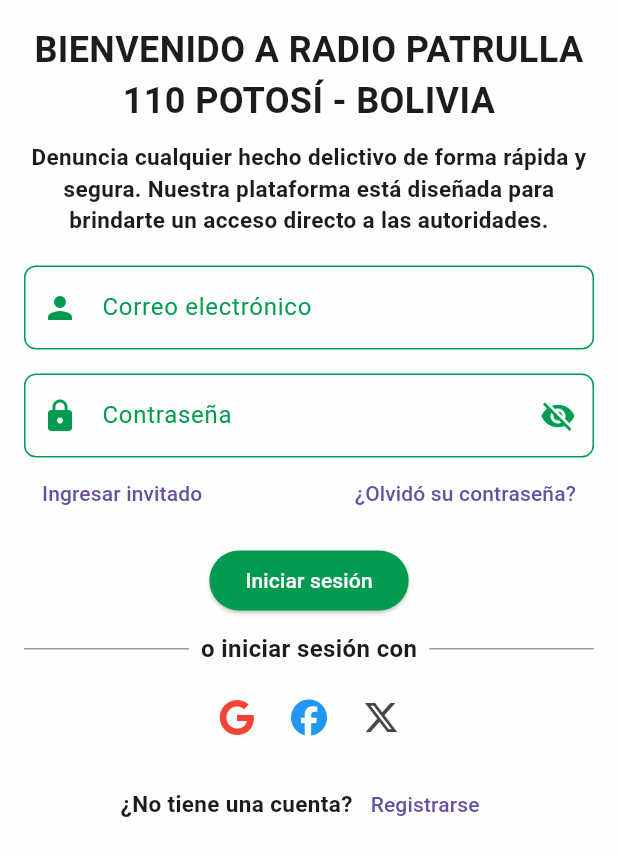
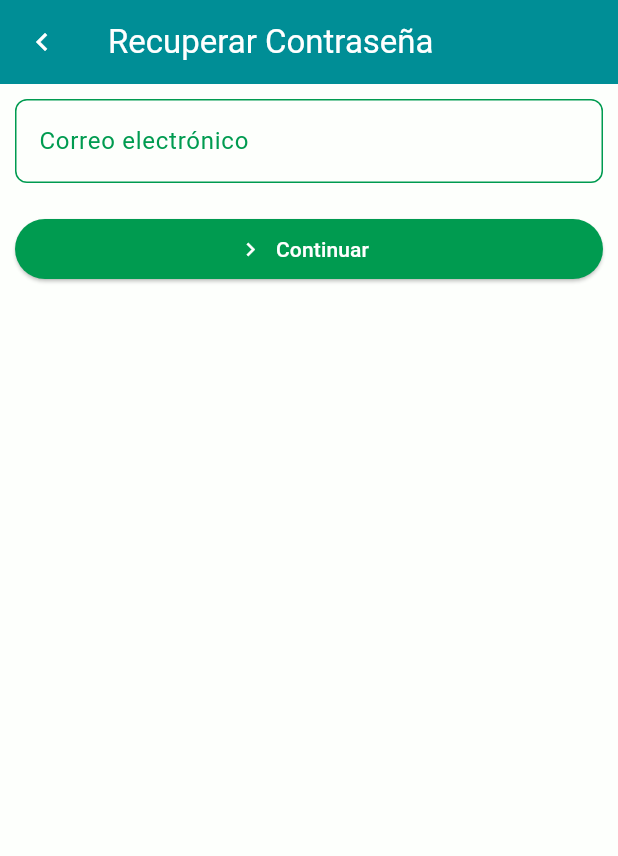
Before and after one commit to santosjared/app, a Flutter app: the screen it shows after launch, after a tap on "¿Olvidó su contraseña?", on a phone screen of 412 x 824 dp. Shown: the top 856 px of the screen. Run offline on Flutter 3.47's test engine with Material 3 defaults, Android fonts, the phone set to English and light mode, and no system bars; our stand-ins replace firebase_auth, firebase_core, flutter_dotenv, flutter_secure_storage, font_awesome_flutter, google_sign_in; missing offline and left inert: flutter_facebook_auth; accounts and stored records are empty; network calls fail.

```diff
--- a/lib/models/register_user.dart
+++ b/lib/models/register_user.dart
@@ -2,16 +2,12 @@ class RegisterUser {
   final String name;
   final String lastName;
   final String email;
-  final String ci;
   final String phone;
-  final String contry;
   final String password;
 
   RegisterUser({
     required this.name,
     required this.lastName,
-    required this.ci,
-    required this.contry,
     required this.email,
     required this.phone,
     required this.password,
--- a/lib/screens/login_screen.dart
+++ b/lib/screens/login_screen.dart
@@ -1,8 +1,10 @@
 import 'package:app/screens/dashboard_screen.dart';
+import 'package:app/screens/send_to_email_screen.dart';
 import 'package:app/services/facebook_auth_service.dart';
 import 'package:app/services/google_auth_service.dart';
 // import 'package:app/services/twitter_auth_service.dart';
 import 'package:app/widgets/custom_divider.dart';
+import 'package:app/widgets/sample_card.dart';
 import 'package:flutter/material.dart';
 import 'package:font_awesome_flutter/font_awesome_flutter.dart';
 import '../models/login.dart';
@@ -118,7 +120,7 @@ class _LoginScreenState extends State<LoginScreen> {
                       175,
                       // ignore: deprecated_member_use
                     ).withOpacity(0.6),
-                    child: _SampleCard(
+                    child: SampleCard(
                       cardName: 'Correo electrónico o contraseña es incorrecto',
                     ),
                   ),
@@ -173,7 +175,14 @@ class _LoginScreenState extends State<LoginScreen> {
                       child: const Text('Ingresar invitado'),
                     ),
                     TextButton(
-                      onPressed: () {},
+                      onPressed: () {
+                        Navigator.pushReplacement(
+                          context,
+                          MaterialPageRoute(
+                            builder: (context) => const SendToEmailScreen(),
+                          ),
+                        );
+                      },
                       child: const Text('¿Olvidó su contraseña?'),
                     ),
                   ],
@@ -248,24 +257,3 @@ class _LoginScreenState extends State<LoginScreen> {
 
   sendTokenToBackend(String token) {}
 }
-
-class _SampleCard extends StatelessWidget {
-  const _SampleCard({required this.cardName});
-  final String cardName;
-
-  @override
-  Widget build(BuildContext context) {
-    return SizedBox(
-      height: 90,
-      child: Center(
-        child: Text(
-          cardName,
-          style: TextStyle(
-            color: const Color.fromARGB(255, 225, 0, 0),
-            fontWeight: FontWeight.bold,
-          ),
-        ),
-      ),
-    );
-  }
-}
--- /dev/null
+++ b/lib/screens/send_to_email_screen.dart
@@ -0,0 +1,94 @@
+import 'package:app/screens/send_to_code_screen.dart';
+import 'package:app/services/send_email_service.dart';
+import 'package:app/widgets/custom_appbar.dart';
+import 'package:app/widgets/sample_card.dart';
+import 'package:flutter/material.dart';
+
+class SendToEmailScreen extends StatefulWidget {
+  const SendToEmailScreen({super.key});
+  @override
+  _SendToEmail createState() => _SendToEmail();
+}
+
+class _SendToEmail extends State<SendToEmailScreen> {
+  final TextEditingController emailController = TextEditingController();
+  final SendEmailService sendEmailService = SendEmailService();
+
+  bool isLoading = false;
+  bool isError = false;
+  void _sendEmail() async {
+    setState(() {
+      isLoading = true;
+      isError = false;
+    });
+
+    bool success = await sendEmailService.verifayEmail(emailController.text);
+
+    setState(() {
+      isLoading = false;
+    });
+    if (success) {
+      Navigator.pushReplacement(
+        context,
+        MaterialPageRoute(
+          builder:
+              (context) =>
+                  const SendToCodeScreen(email: 'santosjared221234@gmail.com'),
+        ),
+      );
+    } else {
+      isError = true;
+    }
+  }
+
+  @override
+  Widget build(BuildContext context) {
+    return Scaffold(
+      appBar: CustomAppbar(title: 'Recuperar Contraseña', path: '/login'),
+      body: Padding(
+        padding: EdgeInsets.all(10.0),
+        child: Column(
+          children: [
+            if (isError)
+              Card.filled(
+                color: const Color.fromARGB(
+                  255,
+                  254,
+                  175,
+                  175,
+                ).withOpacity(0.6),
+                child: SampleCard(cardName: 'Correo electrónico no registrado'),
+              ),
+            if (isError) const SizedBox(height: 10),
+            TextField(
+              controller: emailController,
+              decoration: InputDecoration(
+                labelText: 'Correo electrónico',
+                enabledBorder:
+                    isError
+                        ? OutlineInputBorder(
+                          borderSide: BorderSide(color: Colors.redAccent),
+                        )
+                        : null,
+              ),
+            ),
+            SizedBox(height: 20),
+            isLoading
+                ? Center(child: const CircularProgressIndicator())
+                : Row(
+                  children: [
+                    Expanded(
+                      child: ElevatedButton.icon(
+                        onPressed: _sendEmail,
+                        icon: Icon(Icons.navigate_next),
+                        label: Text('Continuar'),
+                      ),
+                    ),
+                  ],
+                ),
+          ],
+        ),
+      ),
+    );
+  }
+}
--- a/lib/services/auth_service.dart
+++ b/lib/services/auth_service.dart
@@ -24,7 +24,7 @@ class AuthService {
       print('Response status: ${response.statusCode}');
       print('Response body: ${response.body}');
 
-      // Verificar el código de estado HTTP
+      await Future.delayed(Duration(seconds: 2));
       if (response.statusCode == HttpCode.OK) {
         print('Conexión exitosa');
         return true;
--- a/lib/services/register_user_service.dart
+++ b/lib/services/register_user_service.dart
@@ -6,15 +6,13 @@ import 'package:http/http.dart' as http;
 class RegisterUserService {
   Future<bool> register(RegisterUser user) async {
     try {
-      var url = Uri.parse('${EnvConfig.apiUrl}/users');
+      var url = Uri.parse('${EnvConfig.apiUrl}/clients');
       var response = await http.post(
         url,
         body: {
           'name': user.name,
           'lastName': user.lastName,
           'email': user.email,
-          'ci': user.ci,
-          'contry': user.contry,
           'phone': user.phone,
           'password': user.password,
         },
--- a/lib/theme/custom_theme.dart
+++ b/lib/theme/custom_theme.dart
@@ -48,22 +48,41 @@ class CustomTheme {
         cursorColor:
             themeMode == Mode.lightMode
                 ? colorScheme.textLight
-                : colorScheme.textDark, // Color del cursor
-        // ignore: deprecated_member_use
+                : colorScheme.textDark,
         selectionColor:
             themeMode == Mode.lightMode
-                // ignore: deprecated_member_use
                 ? colorScheme.textLight.withOpacity(0.5)
-                // ignore: deprecated_member_use
-                : colorScheme.textDark.withOpacity(0.5), // Color de selección
+                : colorScheme.textDark.withOpacity(0.5),
         selectionHandleColor:
             themeMode == Mode.lightMode
                 ? colorScheme.textLight
-                : colorScheme.textDark, // Color del manejador de selección
+                : colorScheme.textDark,
       ),
       progressIndicatorTheme: ProgressIndicatorThemeData(
         color: colorScheme.primary,
       ),
+      textTheme: TextTheme(
+        bodyLarge: TextStyle(
+          color:
+              themeMode == Mode.lightMode
+                  ? colorScheme.textLight
+                  : colorScheme.textDark,
+        ),
+        bodyMedium: TextStyle(
+          color:
+              themeMode == Mode.lightMode
+                  ? colorScheme.textLight
+                  : colorScheme.textDark,
+          fontWeight: FontWeight.bold,
+        ),
+        titleMedium: TextStyle(
+          color:
+              themeMode == Mode.lightMode
+                  ? colorScheme.textLight
+                  : colorScheme.textDark,
+          fontStyle: FontStyle.italic,
+        ),
+      ),
     ));
   }
 }
```
Also changed, not shown: lib/screens/register_user_screen.dart (+6 -15 lines), lib/screens/reset_password_screen.dart (added, +77 -0 lines), lib/screens/send_to_code_screen.dart (added, +102 -0 lines), lib/services/send_email_service.dart (added, +26 -0 lines), lib/utils/validator.dart (added, +56 -0 lines), lib/widgets/sample_card.dart (added, +22 -0 lines).
